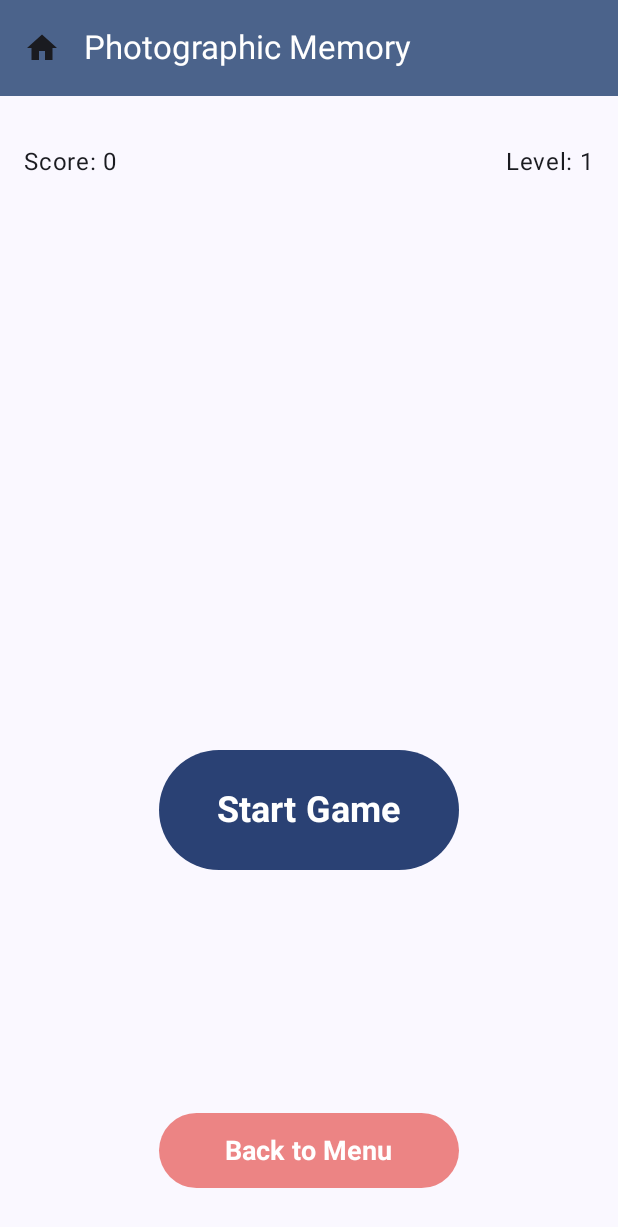
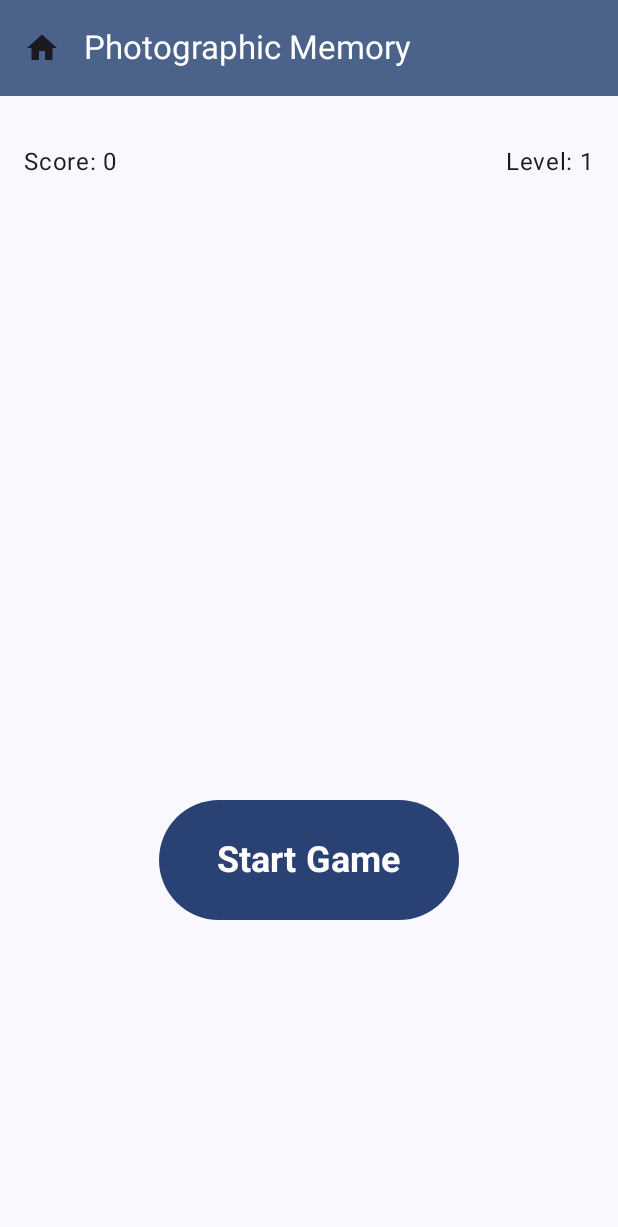
Before and after one commit to pavolhodas/SharpGames, an Android app built with Jetpack Compose: the PhotographicMemoryScreen screen opened through its navigation route, on a phone screen of 412 x 824 dp. Shown: the top 1227 px of the screen. Run offline under Robolectric (Android 15) with nearby library versions, the phone set to English and light mode, and no system bars.

Commit message:
add button to navigate back to menu

```diff
--- a/app/src/main/java/fri/uniza/sk/sharpgames/screens/PhotographicMemoryScreen.kt
+++ b/app/src/main/java/fri/uniza/sk/sharpgames/screens/PhotographicMemoryScreen.kt
@@ -180,7 +180,8 @@ fun PhotographicMemoryScreen(navController: NavController) {
               )
             }
 
-            // Spodná časť - tlačidlo pre navigáciu domov
+          // Spodná časť - tlačidlo pre navigáciu domov
+          if (gameState != GameState.INITIAL) {
             Button(
                 onClick = {
                     navController.navigate("menu") {
@@ -200,6 +201,9 @@ fun PhotographicMemoryScreen(navController: NavController) {
                     fontWeight = FontWeight.Bold
                 )
             }
+          } else {
+            Spacer(modifier = Modifier.height(16.dp))
+          }
         }
     }
   }
```
